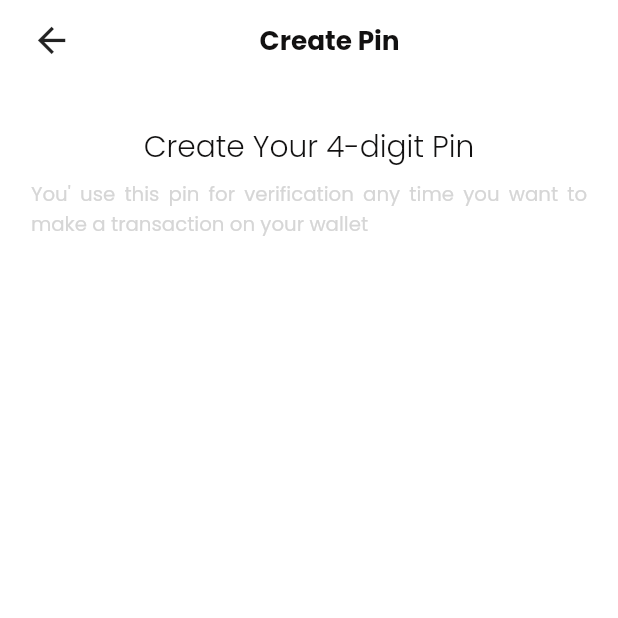
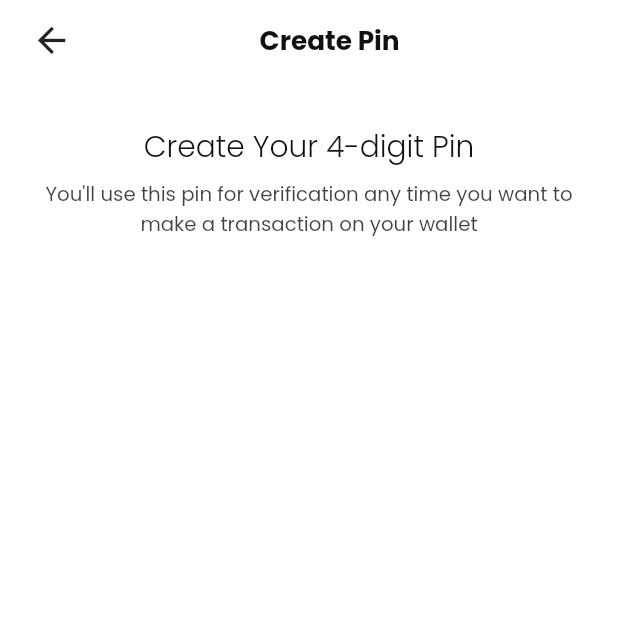
Before and after one commit to olamilekan-adeleke/jolobbi_app, a Flutter app: the CreateWalletPinPage screen opened by its route, on a phone screen of 412 x 824 dp, the top half of it. Run offline on Flutter 3.47's test engine with Material 2 defaults, Android fonts, the phone set to English and light mode, and no system bars; our stand-ins replace cached_network_image, cloud_firestore, equatable, firebase_auth, firebase_core, firebase_crashlytics and 9 more; missing offline and left inert: cloud_firestore_web, firebase_analytics_web, firebase_auth_web, firebase_core_web, firebase_messaging_web, firebase_storage_web and 4 more; accounts and stored records are empty.

Commit message:
update made to create pin page

```diff
--- a/lib/cores/constants/color.dart
+++ b/lib/cores/constants/color.dart
@@ -1,6 +1,7 @@
 import 'package:flutter/material.dart';
 
 const Color kcTextColor = Color(0xff121111);
+final Color kcSubTextColor = const Color(0xff121111).withOpacity(0.8);
 const Color kcPrimaryColor = Color(0xffFF9A02);
 const Color kcGreyLight = Color(0xffEEEEEE);
 const Color kcGrey400 = Color(0xffBDBDBD);
--- a/lib/features/profile/views/screens/wallet_pin/create_wallet_pin.dart
+++ b/lib/features/profile/views/screens/wallet_pin/create_wallet_pin.dart
@@ -27,10 +27,12 @@ class CreateWalletPinPage extends StatelessWidget {
           ),
           verticalSpace(5),
           TextWidget(
-            'You\' use this pin for verification any time you want to make a transaction on your wallet',
+            'You\'ll use this pin for verification any time you want to make a transaction on your wallet',
             fontSize: sp(12),
-            textColor: kcGrey300,
+            textColor: kcSubTextColor,
+            textAlign: TextAlign.center,
           ),
+          verticalSpace(30),
         ],
       ),
     );
```
